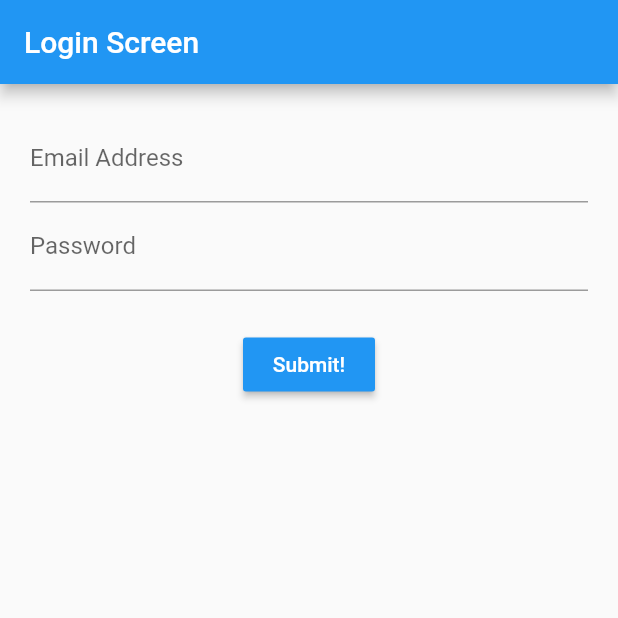
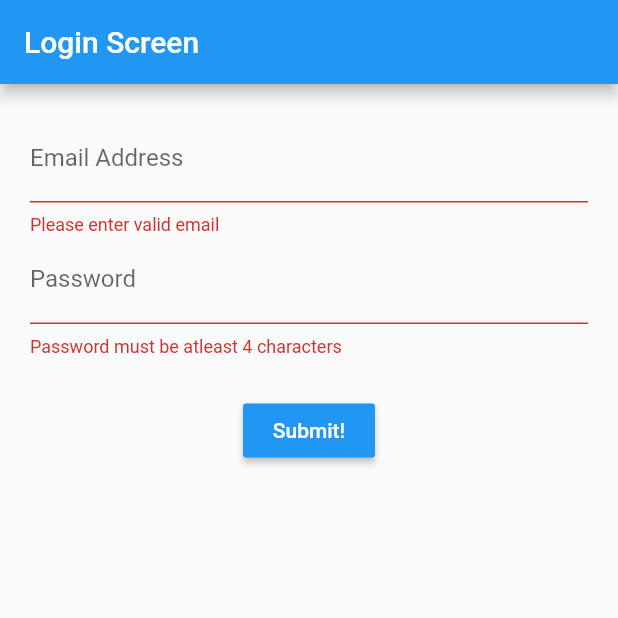
Before and after one commit to pardipbhatti8791/Flutter-Form-Validation, a Flutter app: the screen it shows after launch, after a tap on "Submit!", on a phone screen of 412 x 824 dp, the top half of it. Run offline on Flutter 3.47's test engine with Material 2 defaults, Android fonts, the phone set to English and light mode, and no system bars.

Commit message:
added form validations

```diff
--- a/lib/src/app.dart
+++ b/lib/src/app.dart
@@ -7,7 +7,7 @@ class App extends StatelessWidget {
       title: 'Log Me In!',
       home: Scaffold(
         appBar: AppBar(
-          title: Text('Login Screen'),
+          title: Text('Login Screen '),
         ),
         body: Login(),
       ),
--- a/lib/src/screens/login_screen.dart
+++ b/lib/src/screens/login_screen.dart
@@ -6,46 +6,78 @@ class Login extends StatefulWidget {
   }
 }
 
+// @ Login Screen Class
 class LoginScreenState extends State<Login> {
+  final formKey = GlobalKey<FormState>();
+
   Widget build(context) {
     return Container(
       margin: EdgeInsets.all(20.0),
       child: Form(
-        child: Column(children: [
-          emailField(),
-          passwordField(),
-          Container(margin: EdgeInsets.only(top: 25.0),),
-          submitButton()
-        ],),
+        key: formKey,
+        child: Column(
+          children: [
+            emailField(),
+            passwordField(),
+            Container(
+              margin: EdgeInsets.only(top: 25.0),
+            ),
+            submitButton()
+          ],
+        ),
       ),
     );
   }
 
+  /// @ emailField
   Widget emailField() {
     return TextFormField(
       decoration: InputDecoration(
         labelText: 'Email Address',
-        hintText: 'you@example.com'
+        hintText: 'you@example.com',
       ),
       keyboardType: TextInputType.emailAddress,
+      validator: (String value) {
+          // return null if valid
+          // otherwise return string if invalid
+          if (!value.contains('@')) {
+            return "Please enter valid email";
+          }
+
+          return null;
+      },
     );
   }
 
+  /// @ passwordField
   Widget passwordField() {
     return TextFormField(
       decoration: InputDecoration(
         labelText: 'Password',
-        hintText: "********"
+        hintText: "********",
       ),
       obscureText: true,
+      validator: (String value) {
+        if (value.length < 4) {
+          return "Password must be atleast 4 characters";
+        }
+
+          return null;
+      },
     );
   }
 
+  /// @ submitButton
   Widget submitButton() {
     return RaisedButton(
       color: Colors.blue,
-      onPressed: () {},
-      child: Text('Submit!', style: TextStyle(color: Colors.white),),
+      onPressed: () {
+        formKey.currentState.validate();
+      },
+      child: Text(
+        'Submit!',
+        style: TextStyle(color: Colors.white),
+      ),
     );
   }
 }
```
